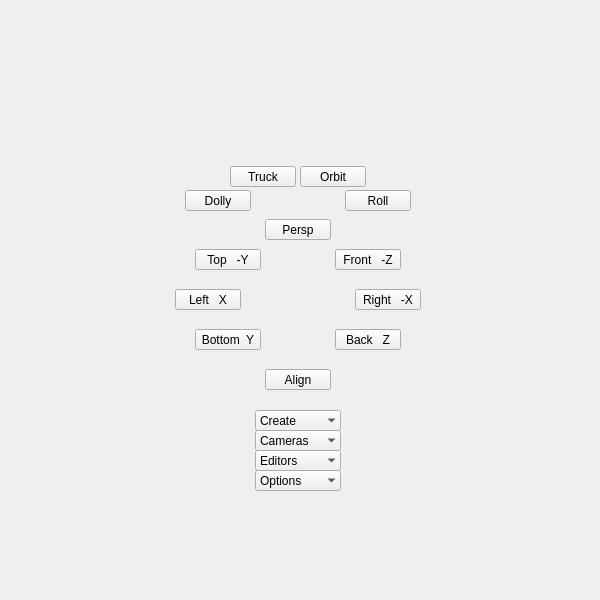
This is ui/viewport.ui in m3trik/Scripts_portable as Qt 5 draws it before an edit. The edited form follows.
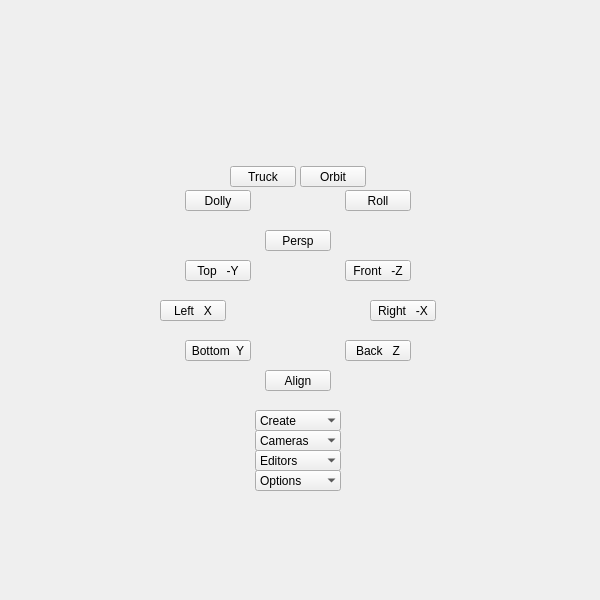
This is the edited form. Custom widgets are drawn as their Qt base class.

The edit to the form file:
```diff
--- a/ui/viewport.ui
+++ b/ui/viewport.ui
@@ -375,16 +375,16 @@
    <widget class="QWidget" name="viewport" native="true">
     <property name="geometry">
      <rect>
-      <x>175</x>
-      <y>219</y>
-      <width>246</width>
-      <height>171</height>
+      <x>160</x>
+      <y>230</y>
+      <width>276</width>
+      <height>161</height>
      </rect>
     </property>
     <widget class="QPushButton" name="v004">
      <property name="geometry">
       <rect>
-       <x>90</x>
+       <x>105</x>
        <y>0</y>
        <width>66</width>
        <height>21</height>
@@ -409,7 +409,7 @@
     <widget class="QPushButton" name="v005">
      <property name="geometry">
       <rect>
-       <x>160</x>
+       <x>185</x>
        <y>30</y>
        <width>66</width>
        <height>21</height>
@@ -434,7 +434,7 @@
     <widget class="QPushButton" name="v002">
      <property name="geometry">
       <rect>
-       <x>180</x>
+       <x>210</x>
        <y>70</y>
        <width>66</width>
        <height>21</height>
@@ -484,7 +484,7 @@
     <widget class="QPushButton" name="v000">
      <property name="geometry">
       <rect>
-       <x>160</x>
+       <x>185</x>
        <y>110</y>
        <width>66</width>
        <height>21</height>
@@ -509,7 +509,7 @@
     <widget class="QPushButton" name="v006">
      <property name="geometry">
       <rect>
-       <x>20</x>
+       <x>25</x>
        <y>110</y>
        <width>66</width>
        <height>21</height>
@@ -534,8 +534,8 @@
     <widget class="QPushButton" name="v007">
      <property name="geometry">
       <rect>
-       <x>90</x>
-       <y>150</y>
+       <x>105</x>
+       <y>140</y>
        <width>66</width>
        <height>21</height>
       </rect>
@@ -559,7 +559,7 @@
     <widget class="QPushButton" name="v001">
      <property name="geometry">
       <rect>
-       <x>20</x>
+       <x>25</x>
        <y>30</y>
        <width>66</width>
        <height>21</height>
```
